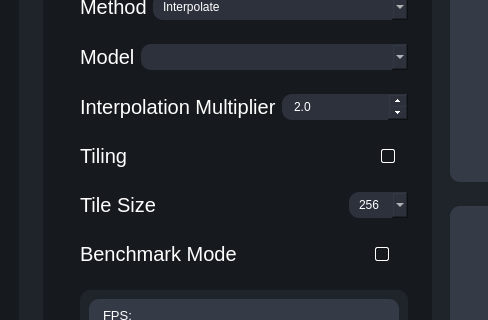
Qt form testRVEInterface.ui (TNTwise/REAL-Video-Enhancer) before a commit; both pictures show x 87 to 575 and y 223 to 543 of the 929 by 833 pixel window.
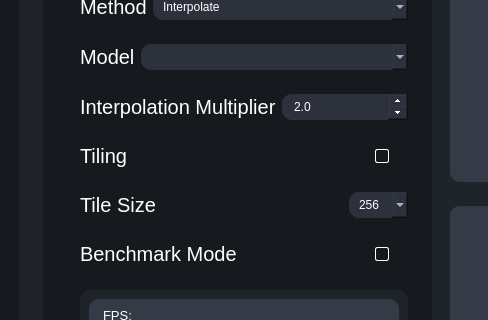
The same form after that commit. The open tabs and pages were chosen to show the change. Icons and pictures are not drawn.

Diff of the .ui file:
```diff
--- a/testRVEInterface.ui
+++ b/testRVEInterface.ui
@@ -692,7 +692,7 @@
                      <widget class="QWidget" name="tilingContainer" native="true">
                       <layout class="QHBoxLayout" name="horizontalLayout_16">
                        <property name="spacing">
-                        <number>0</number>
+                        <number>6</number>
                        </property>
                        <property name="leftMargin">
                         <number>0</number>
```
Left out of the diff: 2 changed lines with no effect on the pictures.
